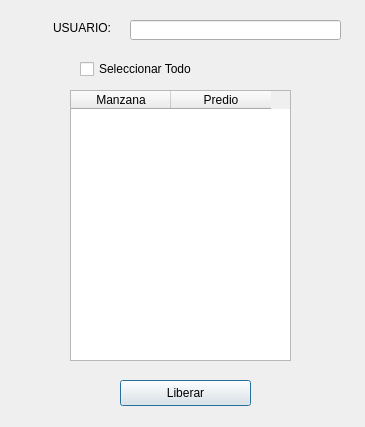
dignacio/python, file master/funciones/revisioncampo/VentanaAsignacionCampo_dialog_base.ui: the form before one commit.
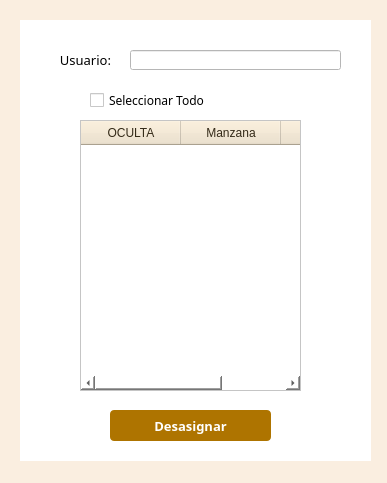
The form after the commit.

The edit to the form file:
```diff
--- a/master/funciones/revisioncampo/VentanaAsignacionCampo_dialog_base.ui
+++ b/master/funciones/revisioncampo/VentanaAsignacionCampo_dialog_base.ui
@@ -6,35 +6,109 @@
    <rect>
     <x>0</x>
     <y>0</y>
-    <width>365</width>
-    <height>427</height>
+    <width>387</width>
+    <height>483</height>
    </rect>
   </property>
+  <property name="minimumSize">
+   <size>
+    <width>386</width>
+    <height>482</height>
+   </size>
+  </property>
+  <property name="maximumSize">
+   <size>
+    <width>387</width>
+    <height>483</height>
+   </size>
+  </property>
   <property name="windowTitle">
    <string>VentanaAsignacionCampo</string>
   </property>
-  <widget class="QLabel" name="lblUsuario">
+  <property name="styleSheet">
+   <string notr="true">QDialog{
+background : rgb(250,238,224);
+}</string>
+  </property>
+  <widget class="QWidget" name="widget" native="true">
    <property name="geometry">
     <rect>
-     <x>10</x>
+     <x>20</x>
      <y>20</y>
-     <width>101</width>
-     <height>16</height>
+     <width>351</width>
+     <height>441</height>
     </rect>
+   </property>
+   <property name="styleSheet">
+    <string notr="true">QWidget{
+background : rgb(255,255,255);
+}</string>
+   </property>
+   <widget class="QPushButton" name="btnLiberar">
+    <property name="geometry">
+     <rect>
+      <x>90</x>
+      <y>390</y>
+      <width>161</width>
+      <height>31</height>
+     </rect>
+    </property>
+    <property name="font">
+     <font>
+      <family>Century Gothic</family>
+      <pointsize>10</pointsize>
+      <weight>75</weight>
+      <bold>true</bold>
+     </font>
+    </property>
+    <property name="styleSheet">
+     <string notr="true">QPushButton{
+background : rgb(174, 116, 0);
+color : rgb(255, 255, 255);
+border-radius : 4px;
+}
+QPushButton::hover{
+background : rgb(104, 69, 13);
+color : rgb(255, 255, 255);
+border-radius : 4px;
+}
+QPushButton:disabled {
+background: rgb(217, 217, 217)
+}</string>
    </property>
    <property name="text">
-    <string>&lt;html&gt;&lt;head/&gt;&lt;body&gt;&lt;p align=&quot;right&quot;&gt;USUARIO:&lt;/p&gt;&lt;/body&gt;&lt;/html&gt;</string>
+     <string>Desasignar</string>
    </property>
   </widget>
   <widget class="QTableWidget" name="tablaMazPred">
    <property name="geometry">
     <rect>
-     <x>70</x>
-     <y>90</y>
+      <x>60</x>
+      <y>100</y>
      <width>221</width>
      <height>271</height>
     </rect>
    </property>
+    <property name="font">
+     <font>
+      <family>Century Gothic</family>
+     </font>
+    </property>
+    <property name="styleSheet">
+     <string notr="true">QHeaderView::section
+{
+background-color: rgb(238,225,200);
+color : rgb(52, 42, 24 );
+text-align: right;
+font-size:12px;
+height:24px
+}</string>
+    </property>
+    <column>
+     <property name="text">
+      <string>OCULTA</string>
+     </property>
+    </column>
    <column>
     <property name="text">
      <string>Manzana</string>
@@ -46,41 +120,62 @@
     </property>
    </column>
   </widget>
-  <widget class="QPushButton" name="btnLiberar">
-   <property name="geometry">
-    <rect>
-     <x>120</x>
-     <y>380</y>
-     <width>131</width>
-     <height>26</height>
-    </rect>
-   </property>
-   <property name="text">
-    <string>Liberar</string>
-   </property>
-  </widget>
-  <widget class="QLineEdit" name="fldUsuario">
-   <property name="geometry">
-    <rect>
-     <x>130</x>
-     <y>20</y>
-     <width>211</width>
-     <height>20</height>
-    </rect>
-   </property>
-  </widget>
   <widget class="QCheckBox" name="chkTodo">
    <property name="geometry">
     <rect>
-     <x>80</x>
-     <y>60</y>
-     <width>121</width>
-     <height>18</height>
-    </rect>
-   </property>
+      <x>70</x>
+      <y>70</y>
+      <width>161</width>
+      <height>20</height>
+     </rect>
+    </property>
+    <property name="font">
+     <font>
+      <family>Century Gothic</family>
+     </font>
+    </property>
    <property name="text">
     <string>Seleccionar Todo</string>
    </property>
+   </widget>
+   <widget class="QLineEdit" name="fldUsuario">
+    <property name="geometry">
+     <rect>
+      <x>110</x>
+      <y>30</y>
+      <width>211</width>
+      <height>20</height>
+     </rect>
+    </property>
+    <property name="font">
+     <font>
+      <family>Century Gothic</family>
+      <pointsize>9</pointsize>
+     </font>
+    </property>
+    <property name="styleSheet">
+     <string notr="true"/>
+    </property>
+   </widget>
+   <widget class="QLabel" name="lblUsuario">
+    <property name="geometry">
+     <rect>
+      <x>10</x>
+      <y>30</y>
+      <width>81</width>
+      <height>20</height>
+     </rect>
+    </property>
+    <property name="font">
+     <font>
+      <family>Century Gothic</family>
+      <pointsize>10</pointsize>
+     </font>
+    </property>
+    <property name="text">
+     <string>&lt;html&gt;&lt;head/&gt;&lt;body&gt;&lt;p align=&quot;right&quot;&gt;Usuario:&lt;/p&gt;&lt;/body&gt;&lt;/html&gt;</string>
+    </property>
+   </widget>
   </widget>
  </widget>
  <resources/>
```
Left out of the diff: 2 changed lines with no effect on the pictures. Lines whose indentation alone changed are shown as unchanged.
